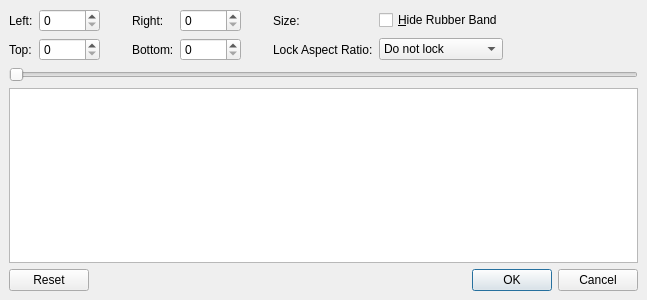
The window that avidemux_plugins/ADM_videoFilters6/crop/qt5/crop.ui (mean00/avidemux2) describes before a commit, drawn with Qt 5.
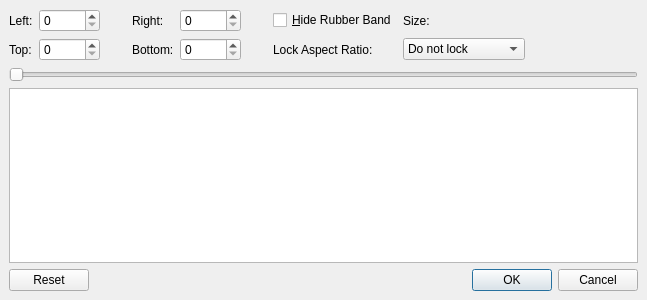
The same window after the commit. Custom widgets are drawn as their Qt base class.

Commit message: [crop/qt5] display output aspect ratio and nearest common ratio

```diff
--- a/avidemux_plugins/ADM_videoFilters6/crop/qt5/crop.ui
+++ b/avidemux_plugins/ADM_videoFilters6/crop/qt5/crop.ui
@@ -150,39 +150,6 @@
        </property>
       </spacer>
      </item>
-     <item row="0" column="8">
-      <spacer name="horizontalSpacer_4">
-       <property name="orientation">
-        <enum>Qt::Horizontal</enum>
-       </property>
-       <property name="sizeType">
-        <enum>QSizePolicy::MinimumExpanding</enum>
-       </property>
-       <property name="sizeHint" stdset="0">
-        <size>
-         <width>40</width>
-         <height>20</height>
-        </size>
-       </property>
-      </spacer>
-     </item>
-     <item row="0" column="6">
-      <widget class="QLabel" name="labelSize">
-       <property name="text">
-        <string>Size: </string>
-       </property>
-      </widget>
-     </item>
-     <item row="0" column="7">
-      <widget class="QCheckBox" name="checkBoxRubber">
-       <property name="enabled">
-        <bool>true</bool>
-       </property>
-       <property name="text">
-        <string>&amp;Hide Rubber Band</string>
-       </property>
-      </widget>
-     </item>
      <item row="2" column="7">
       <widget class="QComboBox" name="comboBoxAspectRatio">
        <property name="currentText">
@@ -242,6 +209,39 @@
        </property>
       </widget>
      </item>
+     <item row="0" column="6">
+      <widget class="QCheckBox" name="checkBoxRubber">
+       <property name="enabled">
+        <bool>true</bool>
+       </property>
+       <property name="text">
+        <string>&amp;Hide Rubber Band</string>
+       </property>
+      </widget>
+     </item>
+     <item row="2" column="8">
+      <spacer name="horizontalSpacer_4">
+       <property name="orientation">
+        <enum>Qt::Horizontal</enum>
+       </property>
+       <property name="sizeType">
+        <enum>QSizePolicy::MinimumExpanding</enum>
+       </property>
+       <property name="sizeHint" stdset="0">
+        <size>
+         <width>40</width>
+         <height>20</height>
+        </size>
+       </property>
+      </spacer>
+     </item>
+     <item row="0" column="7" colspan="2">
+      <widget class="QLabel" name="labelSize">
+       <property name="text">
+        <string>Size: </string>
+       </property>
+      </widget>
+     </item>
     </layout>
    </item>
    <item>
```
The commit also changes 1 other file.
